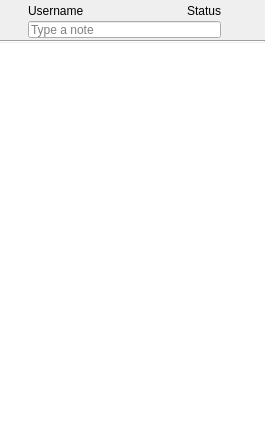
Old version of the form src/gui/main/mainwindow.ui in the repository lanmessenger/lanmessenger.
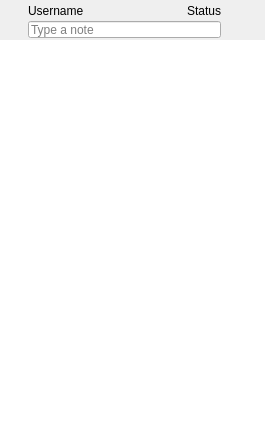
New version of the form. Custom widgets are drawn as their Qt base class.

Commit message: ui: drop leftover dividers, restore native input frame

Diff of the .ui file:
```diff
--- a/src/gui/main/mainwindow.ui
+++ b/src/gui/main/mainwindow.ui
@@ -243,16 +243,6 @@
      </layout>
     </widget>
    </item>
-   <item>
-    <widget class="QFrame" name="lblDividerTop">
-     <property name="frameShape">
-      <enum>QFrame::HLine</enum>
-     </property>
-     <property name="frameShadow">
-      <enum>QFrame::Sunken</enum>
-     </property>
-    </widget>
-   </item>
    <item>
     <widget class="QWidget" name="wgtToolBar" native="true">
      <property name="sizePolicy">
```
The commit also changes 4 other files.
